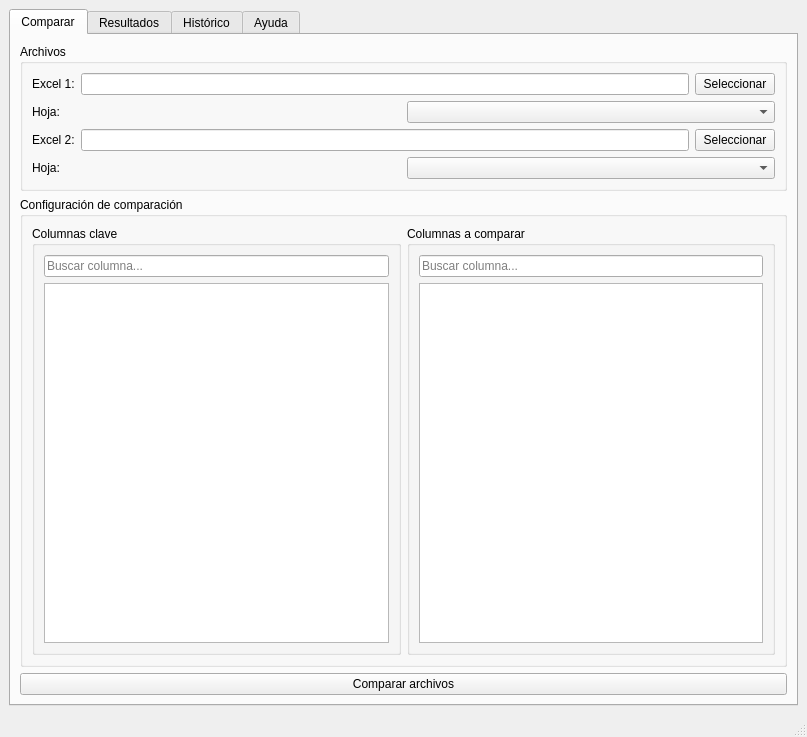
Old version of the form src/ui/main_window.ui in the repository CristinaCG/ComparadorExcel.
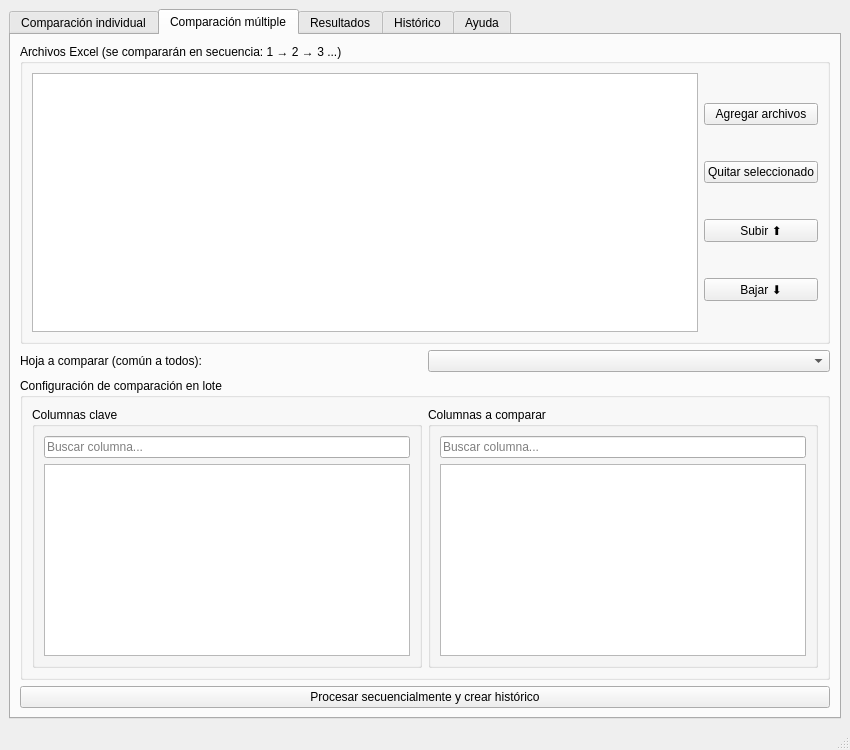
New version of the form. The open tabs and pages were chosen to show the change.

Commit message:
Add multi-file sequential comparison tab and Qt Designer UI integration
- Add 'Comparación múltiple' tab in main_window.ui for batch sequential comparisons (1 -> 2 -> 3 ...).
- Enable multi-file selection, re-ordering, common sheet inspection, and automated pairwise SQLite history creation.
- Update selection mode to ExtendedSelection for list widgets in Qt Designer main_window.ui.
- Maintain theme switching (Pine Light/Dark, Jules Morado), status bar indicators, white button icons, and Help tab.

```diff
--- a/src/ui/main_window.ui
+++ b/src/ui/main_window.ui
@@ -6,8 +6,8 @@
    <rect>
     <x>0</x>
     <y>0</y>
-    <width>807</width>
-    <height>737</height>
+    <width>850</width>
+    <height>750</height>
    </rect>
   </property>
   <property name="minimumSize">
@@ -34,7 +34,7 @@
       </property>
       <widget class="QWidget" name="tab_comparar">
        <attribute name="title">
-        <string>Comparar</string>
+        <string>Comparación individual</string>
        </attribute>
        <layout class="QVBoxLayout" name="verticalLayout_2">
         <item>
@@ -198,6 +198,133 @@
         </item>
        </layout>
       </widget>
+      <widget class="QWidget" name="tab_comparacion_multiple">
+       <attribute name="title">
+        <string>Comparación múltiple</string>
+       </attribute>
+       <layout class="QVBoxLayout" name="verticalLayout_multiple">
+        <item>
+         <widget class="QGroupBox" name="groupBoxArchivosMultiples">
+          <property name="title">
+           <string>Archivos Excel (se compararán en secuencia: 1 → 2 → 3 ...)</string>
+          </property>
+          <layout class="QHBoxLayout" name="horizontalLayout_multiple_files">
+           <item>
+            <widget class="QListWidget" name="listaArchivosMultiples"/>
+           </item>
+           <item>
+            <layout class="QVBoxLayout" name="verticalLayout_botones_multiple">
+             <item>
+              <widget class="QPushButton" name="pushButtonAgregarArchivosMultiples">
+               <property name="text">
+                <string>Agregar archivos</string>
+               </property>
+              </widget>
+             </item>
+             <item>
+              <widget class="QPushButton" name="pushButtonQuitarArchivoMultiple">
+               <property name="text">
+                <string>Quitar seleccionado</string>
+               </property>
+              </widget>
+             </item>
+             <item>
+              <widget class="QPushButton" name="pushButtonSubirArchivoMultiple">
+               <property name="text">
+                <string>Subir ⬆</string>
+               </property>
+              </widget>
+             </item>
+             <item>
+              <widget class="QPushButton" name="pushButtonBajarArchivoMultiple">
+               <property name="text">
+                <string>Bajar ⬇</string>
+               </property>
+              </widget>
+             </item>
+            </layout>
+           </item>
+          </layout>
+         </widget>
+        </item>
+        <item>
+         <layout class="QHBoxLayout" name="horizontalLayout_hoja_multiple">
+          <item>
+           <widget class="QLabel" name="labelHojaMultiple">
+            <property name="text">
+             <string>Hoja a comparar (común a todos):</string>
+            </property>
+           </widget>
+          </item>
+          <item>
+           <widget class="QComboBox" name="comboBoxHojaMultiple"/>
+          </item>
+         </layout>
+        </item>
+        <item>
+         <widget class="QGroupBox" name="groupBoxConfiguracionMultiple">
+          <property name="title">
+           <string>Configuración de comparación en lote</string>
+          </property>
+          <layout class="QHBoxLayout" name="horizontalLayout_config_multiple">
+           <item>
+            <widget class="QGroupBox" name="groupBoxClaveMultiple">
+             <property name="title">
+              <string>Columnas clave</string>
+             </property>
+             <layout class="QVBoxLayout" name="verticalLayout_clave_multiple">
+              <item>
+               <widget class="QLineEdit" name="lineEditBuscarClaveMultiple">
+                <property name="placeholderText">
+                 <string>Buscar columna...</string>
+                </property>
+               </widget>
+              </item>
+              <item>
+               <widget class="QListWidget" name="listaColumnasClaveMultiple">
+                <property name="selectionMode">
+                 <enum>QAbstractItemView::ExtendedSelection</enum>
+                </property>
+               </widget>
+              </item>
+             </layout>
+            </widget>
+           </item>
+           <item>
+            <widget class="QGroupBox" name="groupBoxCompararMultiple">
+             <property name="title">
+              <string>Columnas a comparar</string>
+             </property>
+             <layout class="QVBoxLayout" name="verticalLayout_comparar_multiple">
+              <item>
+               <widget class="QLineEdit" name="lineEditBuscarCompararMultiple">
+                <property name="placeholderText">
+                 <string>Buscar columna...</string>
+                </property>
+               </widget>
+              </item>
+              <item>
+               <widget class="QListWidget" name="listaColumnasCompararMultiple">
+                <property name="selectionMode">
+                 <enum>QAbstractItemView::ExtendedSelection</enum>
+                </property>
+               </widget>
+              </item>
+             </layout>
+            </widget>
+           </item>
+          </layout>
+         </widget>
+        </item>
+        <item>
+         <widget class="QPushButton" name="pushButtonCompararMultiple">
+          <property name="text">
+           <string>Procesar secuencialmente y crear histórico</string>
+          </property>
+         </widget>
+        </item>
+       </layout>
+      </widget>
       <widget class="QWidget" name="tab_resultados">
        <attribute name="title">
         <string>Resultados</string>
```
Left out of the diff: 4 changed lines with no effect on the pictures. The commit also changes 2 other files.
